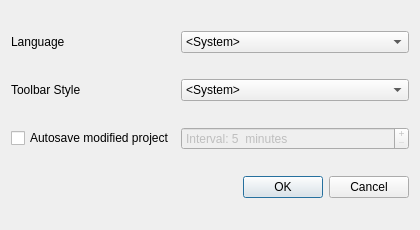
This is optionsdialog.ui in librehat/caiga as Qt 5 draws it before an edit. The edited form follows.
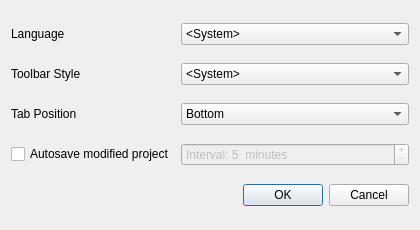
This is the edited form.

Commit message: communication between dialog and mainwindow through slots and signals. QSettings implemented.

The edit to the form file:
```diff
--- a/optionsdialog.ui
+++ b/optionsdialog.ui
@@ -51,6 +51,39 @@
      </property>
     </widget>
    </item>
+   <item row="1" column="1">
+    <widget class="QComboBox" name="toolbarStyleBox">
+     <property name="sizePolicy">
+      <sizepolicy hsizetype="Minimum" vsizetype="Fixed">
+       <horstretch>0</horstretch>
+       <verstretch>0</verstretch>
+      </sizepolicy>
+     </property>
+     <property name="currentIndex">
+      <number>0</number>
+     </property>
+     <item>
+      <property name="text">
+       <string>&lt;System&gt;</string>
+      </property>
+     </item>
+     <item>
+      <property name="text">
+       <string>Icon-only</string>
+      </property>
+     </item>
+     <item>
+      <property name="text">
+       <string>Text under icons</string>
+      </property>
+     </item>
+     <item>
+      <property name="text">
+       <string>Text beside icons</string>
+      </property>
+     </item>
+    </widget>
+   </item>
    <item row="0" column="1">
     <widget class="QComboBox" name="langsBox">
      <property name="sizePolicy">
@@ -84,7 +117,7 @@
      </item>
     </widget>
    </item>
-   <item row="2" column="0">
+   <item row="3" column="0">
     <widget class="QCheckBox" name="autosave">
      <property name="sizePolicy">
       <sizepolicy hsizetype="Preferred" vsizetype="Fixed">
@@ -97,7 +130,7 @@
      </property>
     </widget>
    </item>
-   <item row="3" column="1">
+   <item row="4" column="1">
     <widget class="QDialogButtonBox" name="buttonBox">
      <property name="orientation">
       <enum>Qt::Horizontal</enum>
@@ -107,7 +140,7 @@
      </property>
     </widget>
    </item>
-   <item row="2" column="1">
+   <item row="3" column="1">
     <widget class="QSpinBox" name="autosaveInterval">
      <property name="enabled">
       <bool>false</bool>
@@ -145,25 +178,19 @@
      </property>
     </widget>
    </item>
-   <item row="1" column="1">
-    <widget class="QComboBox" name="comboBox">
-     <property name="sizePolicy">
-      <sizepolicy hsizetype="Minimum" vsizetype="Fixed">
-       <horstretch>0</horstretch>
-       <verstretch>0</verstretch>
-      </sizepolicy>
-     </property>
+   <item row="2" column="1">
+    <widget class="QComboBox" name="tabPositionBox">
      <property name="currentIndex">
-      <number>0</number>
+      <number>1</number>
      </property>
      <item>
       <property name="text">
-       <string>&lt;System&gt;</string>
+       <string>Top</string>
       </property>
      </item>
      <item>
       <property name="text">
-       <string>Icon-only</string>
+       <string>Bottom</string>
       </property>
      </item>
      <item>
@@ -178,6 +205,13 @@
      </item>
     </widget>
    </item>
+   <item row="2" column="0">
+    <widget class="QLabel" name="tabPositionLabel">
+     <property name="text">
+      <string>Tab Position</string>
+     </property>
+    </widget>
+   </item>
   </layout>
  </widget>
  <resources/>
```
Left out of the diff: 11 changed lines with no effect on the pictures. The commit also changes 7 other files.
